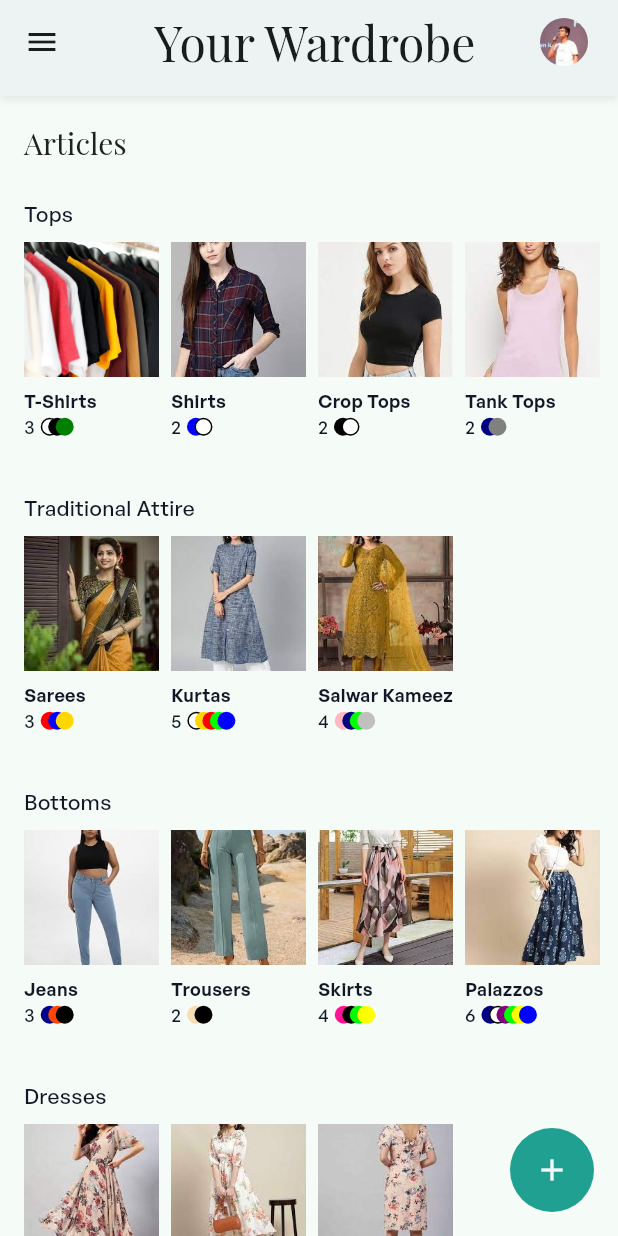
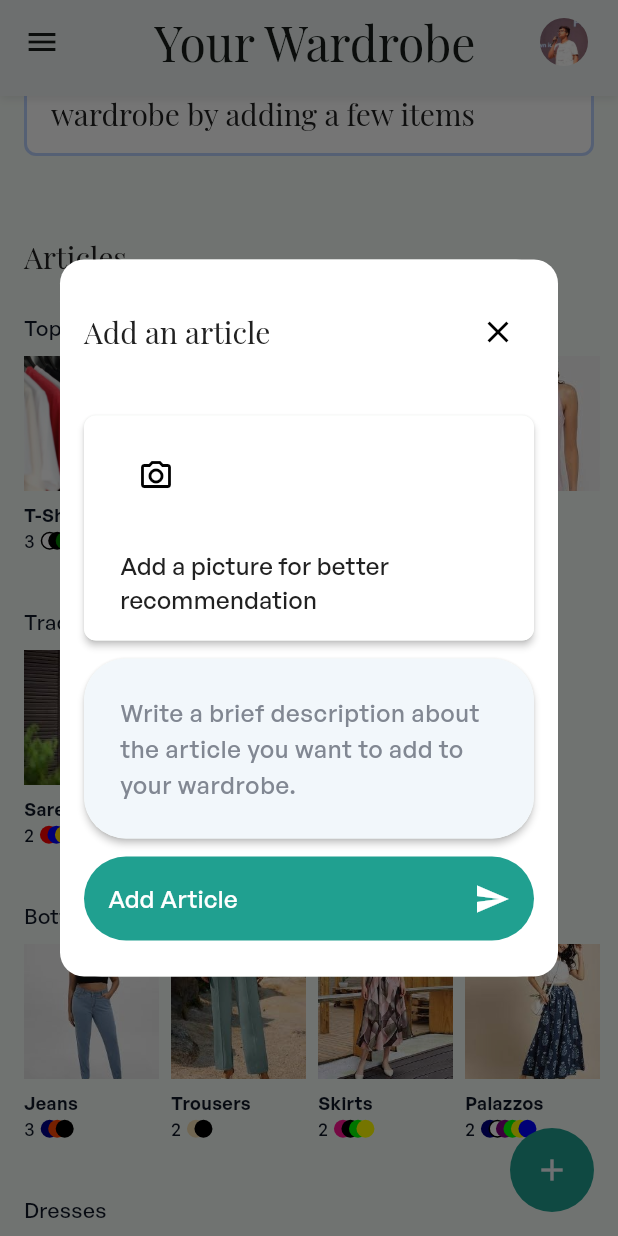
Before and after one commit to Atharvat/Edna-Outfit-Designer, a Flutter app: the screen it shows after launch, scrolled down 576 dp, after a tap on the "add" icon, on a phone screen of 412 x 824 dp. Run offline on Flutter 3.47's test engine with Material 2 defaults, Android fonts, the light colour scheme and no system bars; our stand-ins replace bubble, flutter_chat_types, flutter_chat_ui, flutter_svg, image_picker, sembast; missing offline and left inert: fading_edge_scrollview.

Commit message:
wardrobe part 4

```diff
--- a/lib/main.dart
+++ b/lib/main.dart
@@ -20,7 +20,7 @@ Future main() async {
   var dir = await getApplicationDocumentsDirectory();
   // make sure it exists
   await dir.create(recursive: true);
-  var dbPath = join(dir.path, 'my_database.db');
+  var dbPath = join(dir.path, 'my_database1.db');
   // var db = await databaseFactoryIo.openDatabase(join(dir.path, 'my_database.db'));
 
   var wrCategoriesStore = intMapStoreFactory.store('wardrobe_categories');
@@ -64,9 +64,15 @@ Future main() async {
         }
       );
     }
+    await outfitOfTheDayStore.add(db, {"name": "White ribbed crop top", "image_url": "oftd_crop_top.jpeg"});
+    await outfitOfTheDayStore.add(db, {"name": "Black high-waisted jeans", "image_url": "oftd_jeans.jpeg"});
+    await outfitOfTheDayStore.add(db, {"name": "Black leather jacket", "image_url": "oftd_jacket.jpeg"});
+    await outfitOfTheDayStore.add(db, {"name": "Black slip-on sneakers", "image_url": "oftd_sneakers.jpeg"});
+    await outfitOfTheDayStore.add(db, {"name": "Silver mesh strap watch", "image_url": "oftd_watch.jpeg"});
+    await outfitOfTheDayStore.add(db, {"name": "Silver hoop earrings", "image_url": "oftd_earrings.jpeg"});
   }
 
-  // readJson();
+  // readJson(db);
 
   var db = await databaseFactoryIo.openDatabase(dbPath, version: 1,
       onVersionChanged: (db, oldVersion, newVersion) async {
--- a/lib/screens/WardrobeScreen.dart
+++ b/lib/screens/WardrobeScreen.dart
@@ -1,4 +1,3 @@
-import 'dart:convert';
 import 'dart:ui';
 
 import 'package:edna/globals/myFonts.dart';
@@ -12,6 +11,7 @@ import 'package:sembast/sembast.dart';
 import 'package:sembast/sembast_io.dart';
 
 import '../globals/myColors.dart';
+import '../widgets/WardrobeBottomSheet.dart';
 
 class WardrobeScreen extends StatefulWidget {
   const WardrobeScreen({super.key});
@@ -23,22 +23,16 @@ class WardrobeScreen extends StatefulWidget {
 class _WardrobeScreenState extends State<WardrobeScreen> {
 
   final String _pageTitle = "Your Wardrobe";
-  final List<String> _todayArticles = [
-    "https://images.unsplash.com/photo-1691860305089-9a2566296202?ixlib=rb-4.0.3&ixid=M3wxMjA3fDB8MHxwaG90by1wYWdlfHx8fGVufDB8fHx8fA%3D%3D&auto=format&fit=crop&w=240&q=80",
-    "https://images.unsplash.com/photo-1691860305089-9a2566296202?ixlib=rb-4.0.3&ixid=M3wxMjA3fDB8MHxwaG90by1wYWdlfHx8fGVufDB8fHx8fA%3D%3D&auto=format&fit=crop&w=240&q=80",
-    "https://images.unsplash.com/photo-1691860305089-9a2566296202?ixlib=rb-4.0.3&ixid=M3wxMjA3fDB8MHxwaG90by1wYWdlfHx8fGVufDB8fHx8fA%3D%3D&auto=format&fit=crop&w=240&q=80",
-    "https://images.unsplash.com/photo-1691860305089-9a2566296202?ixlib=rb-4.0.3&ixid=M3wxMjA3fDB8MHxwaG90by1wYWdlfHx8fGVufDB8fHx8fA%3D%3D&auto=format&fit=crop&w=240&q=80",
-    "https://images.unsplash.com/photo-1691860305089-9a2566296202?ixlib=rb-4.0.3&ixid=M3wxMjA3fDB8MHxwaG90by1wYWdlfHx8fGVufDB8fHx8fA%3D%3D&auto=format&fit=crop&w=240&q=80",
-  ];
-  final String _todayOutfitMessage = "This ensemble offers a blend of casual comfort and nostalgic charm, perfect for a day out with friends or exploring the city.";
+  final String _todayOutfitMessage = "Effortless elegance: A white crop top and black high-waisted jeans complemented by a sleek leather jacket, slip-on sneakers, silver accessories.";
   late Database db;
   var wrCategoriesStore = intMapStoreFactory.store('wardrobe_categories');
+  var outfitOfTheDayStore = intMapStoreFactory.store('outfit_of_the_day');
   List<RecordSnapshot<int, Map<String, Object?>>>? categories;
+  List<RecordSnapshot<int, Map<String, Object?>>>? oftd;
 
   @override
   void initState() {
     super.initState();
-    // loadData().whenComplete(() => setState(() {}));
     WidgetsBinding.instance.addPostFrameCallback((_){
       loadData();
     });
@@ -48,10 +42,11 @@ class _WardrobeScreenState extends State<WardrobeScreen> {
     var dir = await getApplicationDocumentsDirectory();
     db = await databaseFactoryIo.openDatabase(join(dir.path, 'my_database.db'));
     var categories1 = await wrCategoriesStore.find(db);
+    var oftd1 = await outfitOfTheDayStore.find(db);
     setState(() {
       categories = categories1;
+      oftd = oftd1;
     });
-    // print((categories1[0]['articles'] as List)[0]);
 
   }
 
@@ -130,23 +125,43 @@ class _WardrobeScreenState extends State<WardrobeScreen> {
               ),
               const SizedBox(height: 16,),
               SizedBox(
-                height: 136,
+                height: 188,
                 child: ListView(
                   shrinkWrap: true,
                   scrollDirection: Axis.horizontal,
                   children: [
                     const SizedBox(width: 16,),
-                    //for each url in _todayArticles, create an image of height 136 and width 96 and spacing of 16 between them
-                    for (var url in _todayArticles)
-                      Padding(
-                        padding: const EdgeInsets.only(right: 8),
-                        child: ClipRRect(
-                          // borderRadius: BorderRadius.circular(8.0),
-                          child: Image.network(
-                            url,
-                            height: 136,
-                            width: 96,
-                            fit: BoxFit.cover,
+                    for (var product in oftd ?? [])
+                      SizedBox(
+                        width: 104,
+                        child: Padding(
+                          padding: const EdgeInsets.only(right: 8.0),
+                          child: Column(
+                            mainAxisAlignment: MainAxisAlignment.start,
+                            crossAxisAlignment: CrossAxisAlignment.center,
+                            children: [
+                              ClipRRect(
+                                // borderRadius: BorderRadius.circular(8.0),
+                                child: Image(
+                                  image: AssetImage("images/oftd/${product['image_url']}"),
+                                  height: 136,
+                                  width: 96,
+                                  fit: BoxFit.cover,
+                                ),
+                              ),
+                              const SizedBox(height: 8,),
+                              Text(
+                                product['name'] as String,
+                                style: TextStyle(
+                                  fontFamily: 'General Sans',
+                                  fontSize: 12,
+                                  fontVariations: const [
+                                    FontVariation("wght", 600),
+                                  ],
+                                  color: Colors.grey[600],
+                                ),
+                              ),
+                            ],
                           ),
                         ),
                       ),
@@ -274,6 +289,18 @@ class _WardrobeScreenState extends State<WardrobeScreen> {
       floatingActionButton: FloatingActionButton(
         onPressed: () {
           // Add your onPressed code here!
+          showDialog(
+              // isScrollControlled: false,
+              context: context,
+              builder: (context) {
+                return SimpleDialog(
+                  contentPadding: const EdgeInsets.all(0),
+                  children: [
+                    WardrobeBottomSheet(addProduct: addProduct),
+                  ],
+                );
+              }
+          );
         },
         elevation: 0,
         backgroundColor: MyColors.green10,
@@ -297,4 +324,10 @@ class _WardrobeScreenState extends State<WardrobeScreen> {
     }
     return newList;
   }
+
+  void addProduct(String text){
+    setState(() {
+      // products.add(text);
+    });
+  }
 }
--- a/lib/widgets/WardrobeArticleCard.dart
+++ b/lib/widgets/WardrobeArticleCard.dart
@@ -10,8 +10,9 @@ class WardrobeArticleCard extends StatefulWidget {
   List<String> colors;
   bool greyed;
   bool expanded;
+  int productsCount;
 
-  WardrobeArticleCard({super.key, required this.colors, required this.greyed, required this.expanded, required this.name, required this.imageUrl});
+  WardrobeArticleCard({super.key, required this.colors, required this.greyed, required this.expanded, required this.name, required this.imageUrl, required this.productsCount});
 
   @override
   State<WardrobeArticleCard> createState() => _WardrobeArticleCardState();
@@ -53,7 +54,7 @@ class _WardrobeArticleCardState extends State<WardrobeArticleCard> {
               crossAxisAlignment: CrossAxisAlignment.center,
               children: [
                 Text(
-                    widget.colors.length.toString(),
+                    widget.productsCount.toString(),
                     style: const TextStyle(
                       fontFamily: 'General Sans',
                       fontSize: 12,
--- a/lib/widgets/WardrobeArticlesSection.dart
+++ b/lib/widgets/WardrobeArticlesSection.dart
@@ -101,7 +101,7 @@ class _WardrobeArticlesSectionState extends State<WardrobeArticlesSection> {
                   },
                   child: Padding(
                     padding: const EdgeInsets.only(right: 8),
-                    child: WardrobeArticleCard(colors: getStringList(article['colors'] as List), greyed: (!(expandedArticleId == widget.articleIds[articles!.indexOf(article)]) && expanded), expanded: expandedArticleId == widget.articleIds[articles!.indexOf(article)], name: article['name'] as String, imageUrl: article['image_url'] as String),
+                    child: WardrobeArticleCard(colors: getStringList(article['colors'] as List), greyed: (!(expandedArticleId == widget.articleIds[articles!.indexOf(article)]) && expanded), expanded: expandedArticleId == widget.articleIds[articles!.indexOf(article)], name: article['name'] as String, imageUrl: article['image_url'] as String, productsCount: (article['products'] as List).length,),
                   )
                 ),
               const SizedBox(width: 8,),
--- /dev/null
+++ b/lib/widgets/WardrobeBottomSheet.dart
@@ -0,0 +1,213 @@
+import 'dart:io';
+import 'dart:ui';
+
+import 'package:edna/globals/myColors.dart';
+import 'package:edna/globals/myFonts.dart';
+import 'package:flutter/foundation.dart';
+import 'package:flutter/material.dart';
+import 'package:flutter/services.dart';
+import 'package:image_picker/image_picker.dart';
+
+class WardrobeBottomSheet extends StatefulWidget {
+  void Function(String text) addProduct;
+
+  WardrobeBottomSheet({super.key, required this.addProduct});
+
+  @override
+  State<WardrobeBottomSheet> createState() => _WardrobeBottomSheetState();
+}
+
+class _WardrobeBottomSheetState extends State<WardrobeBottomSheet> {
+
+  String text = "";
+  bool isUploaded = false;
+
+  @override
+  Widget build(BuildContext context) {
+    return Container(
+      //add a 16px border radius
+      padding: const EdgeInsets.symmetric(horizontal: 16, vertical: 24),
+      decoration: const BoxDecoration(
+        borderRadius: BorderRadius.all(Radius.circular(16)),
+        color: Colors.white,
+      ),
+      child: Column(
+        mainAxisAlignment: MainAxisAlignment.start,
+        crossAxisAlignment: CrossAxisAlignment.start,
+        children: [
+          Row(
+            mainAxisAlignment: MainAxisAlignment.spaceBetween,
+            crossAxisAlignment: CrossAxisAlignment.center,
+            children: [
+              Text(
+                "Add an article",
+                style: MyFonts.serifHeading,
+              ),
+              IconButton(
+                onPressed: () {
+                  Navigator.pop(context);
+                },
+                icon: const Icon(
+                  Icons.close,
+                  color: Colors.black,
+                  size: 24,
+                ),
+              )
+            ],
+          ),
+          const SizedBox(
+            height: 32,
+          ),
+          GestureDetector(
+            onTap: () {
+              File? image;
+              Future pickImage() async {
+                try {
+                  var image = await ImagePicker().pickImage(source: ImageSource.gallery);
+                  if(image == null) return;
+                  final imageTemp = File(image!.path);
+                  // setState(() => this.image = imageTemp);
+                  setState(() {
+                    isUploaded = true;
+                  });
+                } on PlatformException catch(e) {
+                  if (kDebugMode) {
+                    print('Failed to pick image: $e');
+                  }
+                }
+              }
+              pickImage();
+            },
+            child: Material(
+              elevation: 2,
+              borderRadius: BorderRadius.circular(8),
+              child: Container(
+                width: double.infinity,
+                padding: const EdgeInsets.symmetric(horizontal: 24, vertical: 16),
+                decoration: BoxDecoration(
+                  borderRadius: BorderRadius.circular(8),
+                  color: MyColors.white,
+                ),
+                child: Column(
+                  mainAxisAlignment: MainAxisAlignment.start,
+                  crossAxisAlignment: CrossAxisAlignment.start,
+                  children: [
+                    IconButton(
+                      onPressed: () {
+                        Navigator.pop(context);
+                      },
+                      icon: Icon(
+                        isUploaded ? Icons.check : Icons.camera_alt_outlined,
+                        color: Colors.black,
+                        size: 24,
+                      ),
+                    ),
+                    const SizedBox(
+                      height: 24,
+                    ),
+                    Text(
+                        "Add a picture for better recommendation",
+                      style: TextStyle(
+                        fontFamily: 'General Sans',
+                        fontSize: 16,
+                        fontVariations: const [
+                          FontVariation("wght", 500),
+                        ],
+                        color: Colors.grey[900],
+                      ),
+                    )
+                  ],
+                )
+              ),
+            ),
+          ),
+          const SizedBox(
+            height: 12,
+          ),
+          Material(
+            elevation: 2,
+            borderRadius: BorderRadius.circular(28),
+            child: Container(
+              padding: const EdgeInsets.symmetric(horizontal: 24, vertical: 16),
+              decoration: BoxDecoration(
+                borderRadius: BorderRadius.circular(28),
+                color: const Color(0xFFF2F7FB),
+              ),
+              child: TextField(
+                onChanged: (value) {
+                  setState(() {
+                    text = value;
+                  });
+                },
+                minLines: 1,
+                maxLines: 5,
+                decoration: const InputDecoration(
+                  hintText: "Write a brief description about the article you want to add to your wardrobe. ",
+                  hintStyle: TextStyle(
+                    fontFamily: 'General Sans',
+                    height: 1.5,
+                    fontSize: 16,
+                    fontVariations: [
+                      FontVariation("wght", 500),
+                    ],
+                    color: Color(0xFF818792),
+                  ),
+                  border: InputBorder.none,
+                ),
+                style: TextStyle(
+                  fontFamily: 'General Sans',
+                  fontSize: 16,
+                  fontVariations: const [
+                    FontVariation("wght", 500),
+                  ],
+                  height: 1.5,
+                  color: Colors.grey[900],
+                )
+              ),
+            ),
+          ),
+          const SizedBox(height: 12,),
+          InkWell(
+            onTap: () {
+              widget.addProduct(text);
+              Navigator.pop(context);
+            },
+            child: Container(
+              padding: const EdgeInsets.symmetric(horizontal: 16, vertical: 16),
+              decoration: BoxDecoration(
+                borderRadius: BorderRadius.circular(100),
+                color: MyColors.green10,
+              ),
+              child: const Row(
+                mainAxisAlignment: MainAxisAlignment.spaceBetween,
+                crossAxisAlignment: CrossAxisAlignment.center,
+                children: [
+                  Text(
+                    "Add Article",
+                    style: TextStyle(
+                      fontFamily: 'General Sans',
+                      fontSize: 16,
+                      fontVariations: [
+                        FontVariation("wght", 500),
+                      ],
+                      color: Colors.white,
+                    ),
+                  ),
+                  Icon(
+                    Icons.send,
+                    color: Colors.white,
+                    size: 24,
+                  )
+                ],
+              ),
+            ),
+          ),
+        ],
+
+
+      ),
+    );
+  }
+
+
+}
```
Also changed, not shown: pubspec.yaml (+7 -0 lines), images/oftd/oftd_crop_top.jpeg (added), images/oftd/oftd_earrings.jpeg (added), images/oftd/oftd_jacket.jpeg (added), images/oftd/oftd_jeans.jpeg (added), images/oftd/oftd_sneakers.jpeg (added), images/oftd/oftd_watch.jpeg (added), 1 other file.
